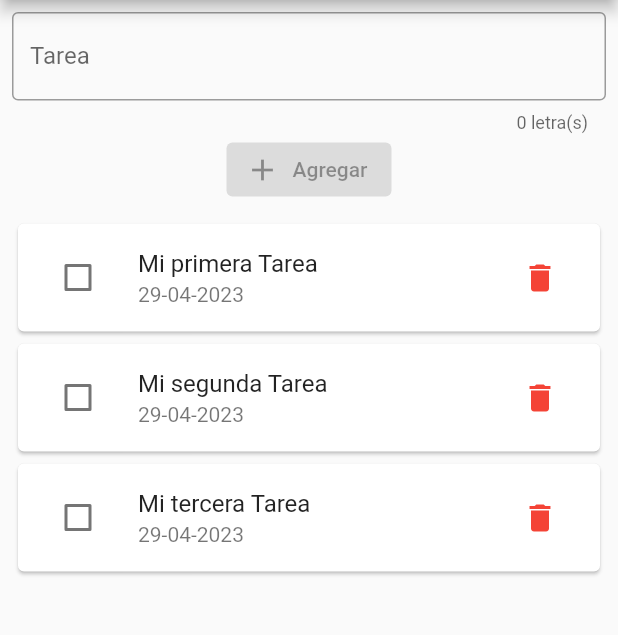
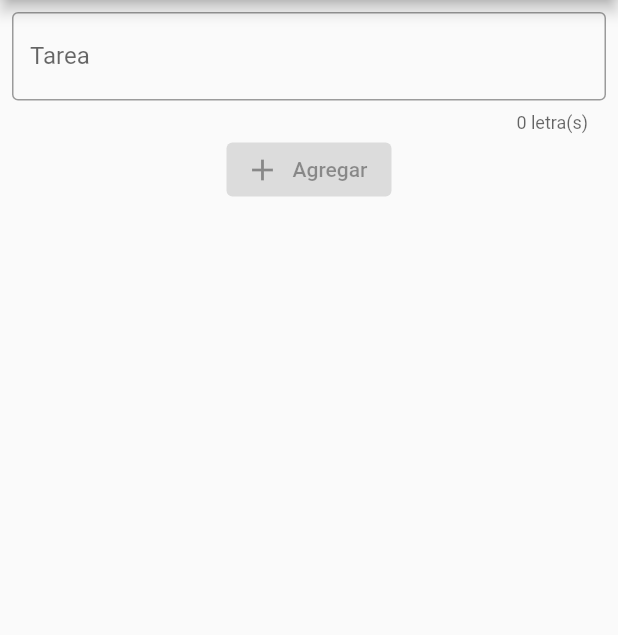
Before and after one commit to paulocrr/my_todo_list, a Flutter app: the screen it shows after launch, on a phone screen of 412 x 824 dp, the part 84-719 px from its top. Run offline on Flutter 3.47's test engine with Material 2 defaults, Android fonts, the phone set to English and light mode, and no system bars.

Commit message:
feat: Agregar tarea a la lista

```diff
--- a/lib/main.dart
+++ b/lib/main.dart
@@ -30,23 +30,7 @@ class HomeScreen extends StatefulWidget {
 }
 
 class _HomeScreenState extends State<HomeScreen> {
-  List<Task> tasks = [
-    Task(
-      id: '1',
-      title: 'Mi primera Tarea',
-      date: '29-04-2023',
-    ),
-    Task(
-      id: '2',
-      title: 'Mi segunda Tarea',
-      date: '29-04-2023',
-    ),
-    Task(
-      id: '3',
-      title: 'Mi tercera Tarea',
-      date: '29-04-2023',
-    ),
-  ];
+  List<Task> tasks = [];
 
   @override
   Widget build(BuildContext context) {
@@ -56,7 +40,14 @@ class _HomeScreenState extends State<HomeScreen> {
       ),
       body: Column(
         children: [
-          const AddTaskForm(),
+          AddTaskForm(
+            alDarClick: (taskTitle) {
+              final task = Task(id: '1', title: taskTitle, date: '29-04-2023');
+              setState(() {
+                tasks.add(task);
+              });
+            },
+          ),
           Expanded(
             child: ListView(
               padding: const EdgeInsets.symmetric(horizontal: 8),
--- a/lib/models/task.dart
+++ b/lib/models/task.dart
@@ -10,4 +10,6 @@ class Task {
     required this.date,
     this.isDone = false,
   });
+
+  String get titleInCaps => title.toUpperCase();
 }
--- a/lib/widgets/add_task_form.dart
+++ b/lib/widgets/add_task_form.dart
@@ -1,7 +1,8 @@
 import 'package:flutter/material.dart';
 
 class AddTaskForm extends StatefulWidget {
-  const AddTaskForm({super.key});
+  final Function(String) alDarClick;
+  const AddTaskForm({required this.alDarClick, super.key});
 
   @override
   State<AddTaskForm> createState() => _AddTaskFormState();
@@ -9,7 +10,7 @@ class AddTaskForm extends StatefulWidget {
 
 class _AddTaskFormState extends State<AddTaskForm> {
   var countCharacters = 0;
-  var taskTile = '';
+  var taskTitle = '';
 
   @override
   Widget build(BuildContext context) {
@@ -26,13 +27,17 @@ class _AddTaskFormState extends State<AddTaskForm> {
             ),
             onChanged: (value) {
               setState(() {
-                taskTile = value;
+                taskTitle = value;
                 countCharacters = value.length;
               });
             },
           ),
           ElevatedButton.icon(
-            onPressed: taskTile.isEmpty ? null : () {},
+            onPressed: taskTitle.isEmpty
+                ? null
+                : () {
+                    widget.alDarClick(taskTitle);
+                  },
             icon: const Icon(Icons.add),
             label: const Text('Agregar'),
           ),
--- a/lib/widgets/task_item.dart
+++ b/lib/widgets/task_item.dart
@@ -20,7 +20,7 @@ class _TaskItemState extends State<TaskItem> {
             print(value);
           },
         ),
-        title: Text(widget.task.title),
+        title: Text(widget.task.titleInCaps),
         subtitle: Text(widget.task.date),
         trailing: IconButton(
           onPressed: () {},
```
